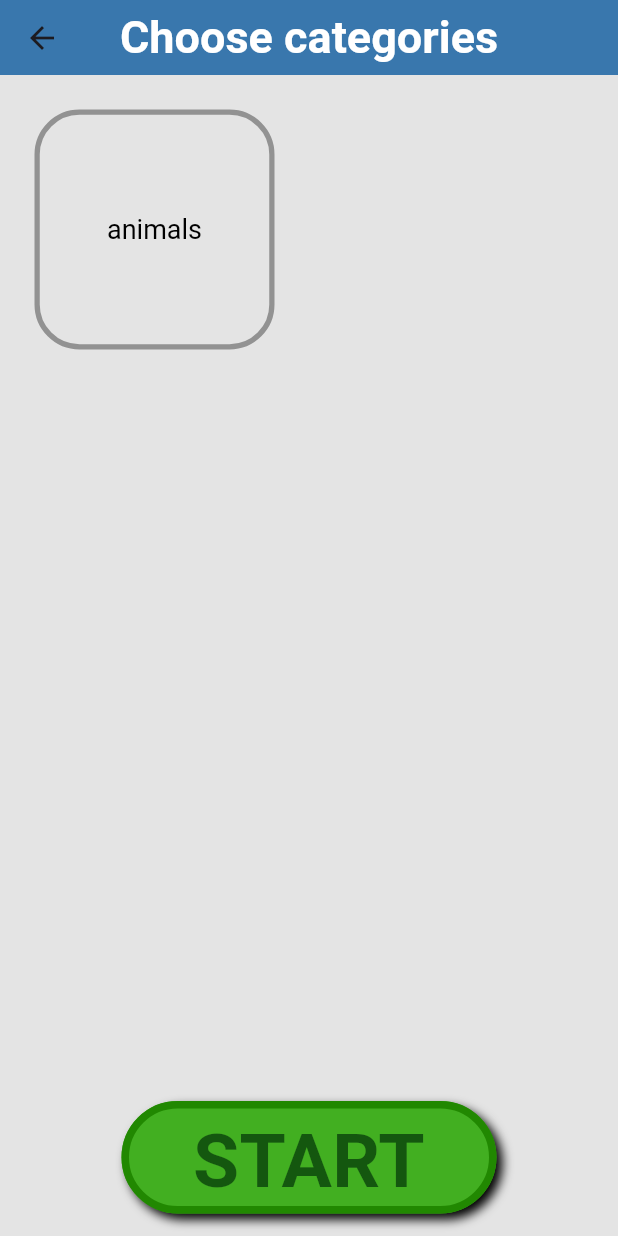
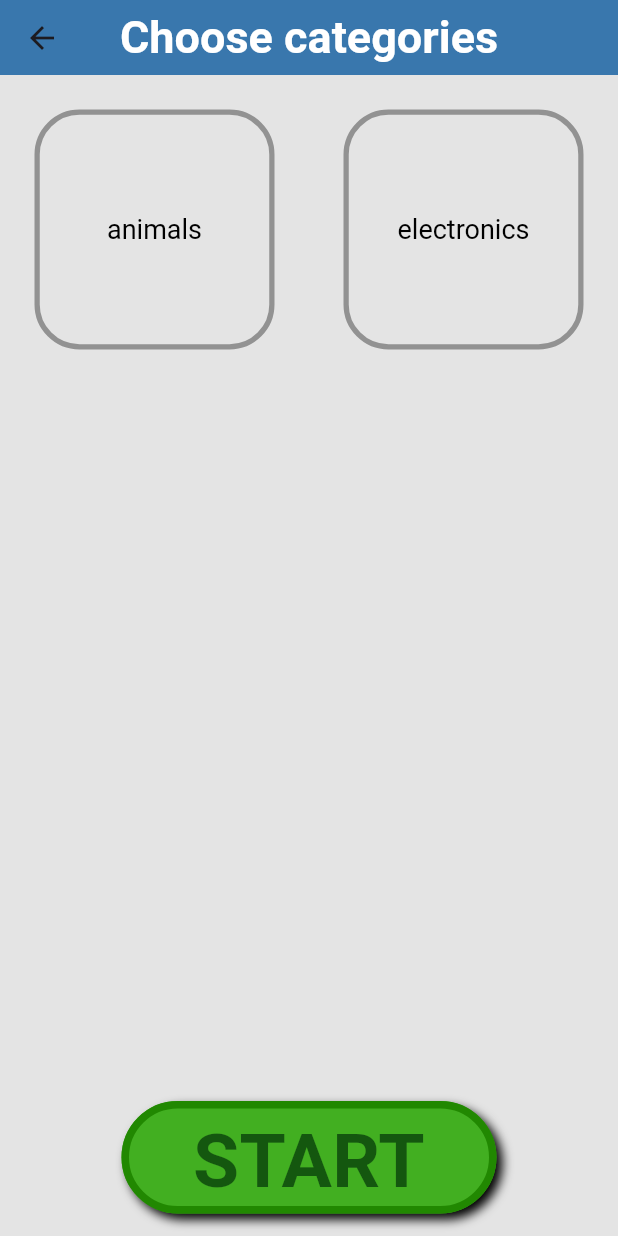
Before and after one commit to karas3/Flutter-Imposter-game, a Flutter app: the CategorySelectionPage screen opened directly, after a tap on "START", on a phone screen of 412 x 824 dp. Run offline on Flutter 3.47's test engine with Material 3 defaults, Android fonts, the phone set to English and light mode, and no system bars.

Commit message:
Changed how app gets categories .json files
Now it  gets all files in categories  folder instead of one

```diff
--- /dev/null
+++ b/assets/categories/filesList.json
@@ -0,0 +1,6 @@
+{
+    "files": [
+        "animals.json",
+        "electronics.json"
+    ]
+}
--- a/lib/src/categorySelection/categorySelection.dart
+++ b/lib/src/categorySelection/categorySelection.dart
@@ -1,10 +1,23 @@
 import 'package:flutter/services.dart';
 import 'dart:convert';
 
-Future<Category> loadCategoryFromJson() async {
-  final jsonString = await rootBundle.loadString('lib/assets/categories/animals.json');
-  final jsonMap = jsonDecode(jsonString);
-  return Category.fromJson(jsonMap);
+Future<List<Category>> loadCategoryFromJson() async {
+  List<Category> categories = [];
+  List<dynamic> filesList = await getFilesList();
+
+  for(int i = 0; i < filesList.length; i++) {
+    final jsonString = await rootBundle.loadString("assets/categories/${filesList[i]}");
+    final jsonMap = jsonDecode(jsonString);
+    categories.add(Category.createCategory(jsonMap));
+  }
+
+  return categories;
+}
+
+Future<List<dynamic>> getFilesList() async {
+  final _jsonString = await rootBundle.loadString("assets/categories/filesList.json");
+  final Map<String, dynamic> _jsonMap = jsonDecode(_jsonString);
+  return _jsonMap['files'];
 }
 
 class Category {
@@ -21,7 +34,7 @@ class Category {
     this._id,
   );
 
-  factory Category.fromJson(Map<String, dynamic> json) {
+  factory Category.createCategory(Map<String, dynamic> json) {
     return Category(json["name"], json["words"], json["hints"], 0);
   }
 
--- a/lib/src/categorySelection/categorySelectionPage.dart
+++ b/lib/src/categorySelection/categorySelectionPage.dart
@@ -4,7 +4,6 @@ import '../UIElements/customAppBar.dart';
 import 'categorySelection.dart';
 import 'categorySelectionUI.dart';
 import '../lobby/lobbyUI.dart' show StartButton;
-
 
 class CategorySelectionPage extends StatefulWidget {
   const CategorySelectionPage({super.key});
@@ -14,21 +13,22 @@ class CategorySelectionPage extends StatefulWidget {
 }
 
 class _CategorySelectionPageState extends State<CategorySelectionPage> {
-  List<Future<Category>> categories = [
-    loadCategoryFromJson()
-  ];
+  Future<List<Category>> categories = loadCategoryFromJson();
 
   @override
   Widget build(BuildContext context) {
     return Scaffold(
       appBar: CustomAppBar(title: "Choose categories"),
       body: FutureBuilder(
-        future: Future.wait(categories), // convert <List<Future<Category>>> to <Future<List<Category>>>
+        future: categories,
         builder: (BuildContext context, AsyncSnapshot snapshot) {
         if (snapshot.hasError) {
           return Center(child: Text('Error: ${snapshot.error}'));
         }
-        else{
+        else if (!snapshot.hasData) {               // On beggining snapshot has no data which returns unnecessary error
+          return Center(child: Text('No Data!'));
+        }
+        else {
            return Column(
             children: [
               Flexible(
--- a/pubspec.yaml
+++ b/pubspec.yaml
@@ -28,6 +28,7 @@ environment:
 # the latest version available on pub.dev. To see which dependencies have newer
 # versions available, run `flutter pub outdated`.
 dependencies:
+  path_provider: ^2.1.2
   flutter:
     sdk: flutter
 
@@ -59,7 +60,7 @@ flutter:
 
   # To add assets to your application, add an assets section, like this:
   assets:
-    - lib/assets/categories/
+    - assets/categories/
 
   # An image asset can refer to one or more resolution-specific "variants", see
   # https://flutter.dev/to/resolution-aware-images
```
Also changed, not shown: assets/categories/electronics.json (added, +23 -0 lines), assets/categories/animals.json (renamed from lib/assets/categories/animals.json), 3 other files.
